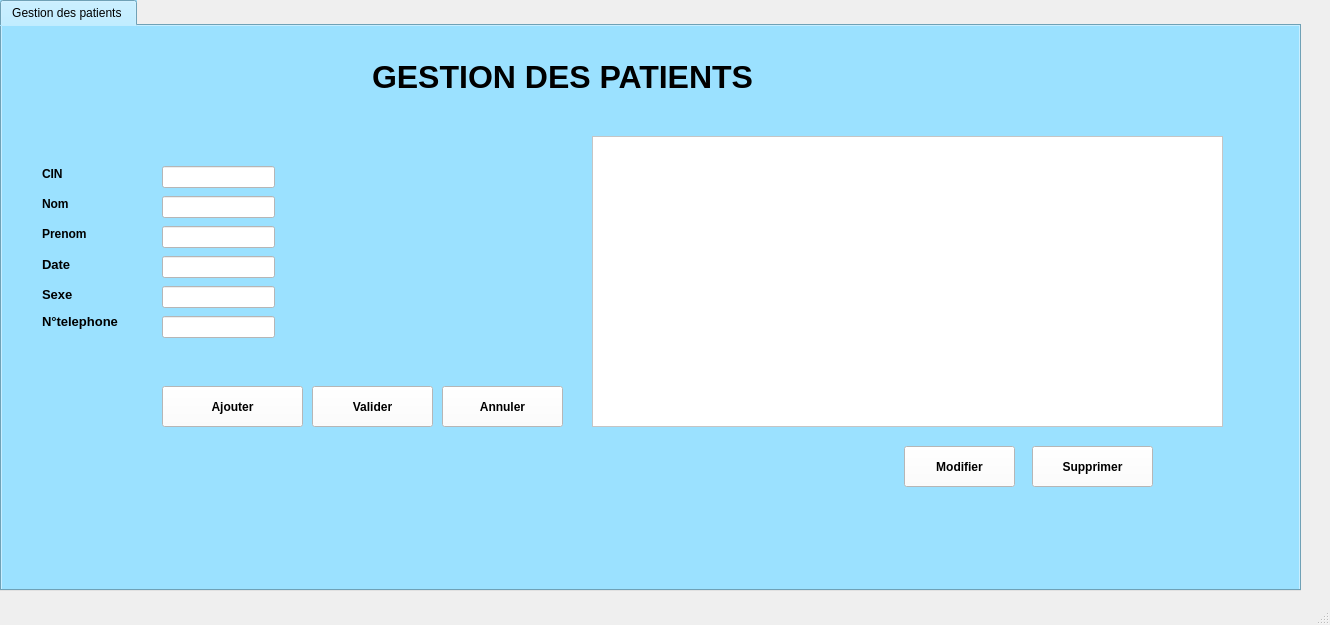
Old version of the form mainwindow.ui in the repository abderahmenabssi/ProjetCpp.
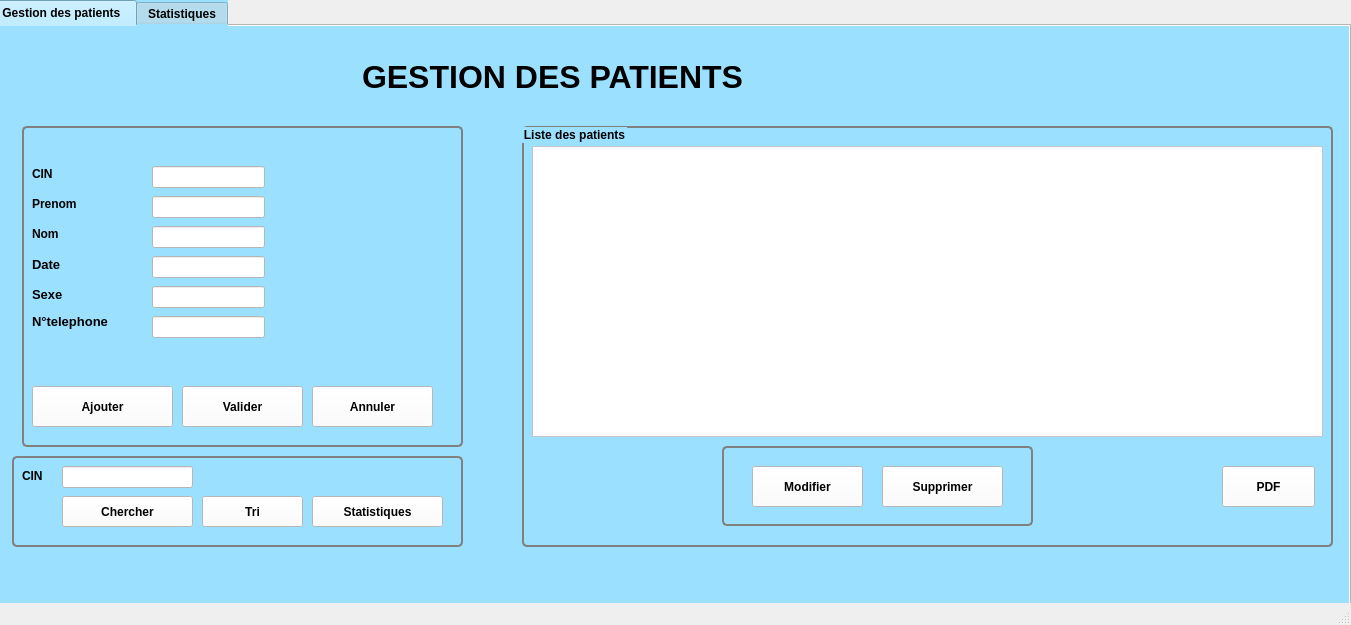
New version of the form. Icons and pictures are not drawn.

The edit to the form file:
```diff
--- a/mainwindow.ui
+++ b/mainwindow.ui
@@ -6,7 +6,7 @@
    <rect>
     <x>0</x>
     <y>0</y>
-    <width>1330</width>
+    <width>1351</width>
     <height>625</height>
    </rect>
   </property>
@@ -17,16 +17,31 @@
    <widget class="QTabWidget" name="tabWidget">
     <property name="geometry">
      <rect>
-      <x>0</x>
+      <x>-10</x>
       <y>0</y>
-      <width>1301</width>
-      <height>591</height>
+      <width>1361</width>
+      <height>631</height>
      </rect>
     </property>
+    <property name="font">
+     <font>
+      <weight>75</weight>
+      <bold>true</bold>
+     </font>
+    </property>
     <property name="styleSheet">
      <string notr="true">*{
 background-color:rgb(155, 225, 255);
 }
+
+
+QTabWidget{
+ qproperty-icon: url(:/gestion.png);
+ qproperty-iconSize: 30px 30px;
+text-align:center;
+color:black;
+background-color:white;
+}
 </string>
     </property>
     <property name="currentIndex">
@@ -73,29 +88,29 @@
        </font>
       </property>
       <property name="text">
-       <string>Nom</string>
-      </property>
-     </widget>
-     <widget class="QLabel" name="label_3">
-      <property name="geometry">
-       <rect>
-        <x>40</x>
-        <y>200</y>
-        <width>56</width>
-        <height>16</height>
-       </rect>
-      </property>
-      <property name="font">
-       <font>
-        <pointsize>9</pointsize>
-        <weight>75</weight>
-        <bold>true</bold>
-       </font>
-      </property>
-      <property name="text">
        <string>Prenom</string>
       </property>
      </widget>
+     <widget class="QLabel" name="label_3">
+      <property name="geometry">
+       <rect>
+        <x>40</x>
+        <y>200</y>
+        <width>56</width>
+        <height>16</height>
+       </rect>
+      </property>
+      <property name="font">
+       <font>
+        <pointsize>9</pointsize>
+        <weight>75</weight>
+        <bold>true</bold>
+       </font>
+      </property>
+      <property name="text">
+       <string>Nom</string>
+      </property>
+     </widget>
      <widget class="QLabel" name="label_4">
       <property name="geometry">
        <rect>
@@ -213,20 +228,6 @@
 </string>
       </property>
      </widget>
-     <widget class="QLineEdit" name="le_sexe">
-      <property name="geometry">
-       <rect>
-        <x>160</x>
-        <y>260</y>
-        <width>113</width>
-        <height>22</height>
-       </rect>
-      </property>
-      <property name="styleSheet">
-       <string notr="true">background-color:rgb(255, 255, 255)
-</string>
-      </property>
-     </widget>
      <widget class="QLineEdit" name="le_num">
       <property name="geometry">
        <rect>
@@ -243,7 +244,7 @@
      <widget class="QPushButton" name="pb_ajouter">
       <property name="geometry">
        <rect>
-        <x>160</x>
+        <x>40</x>
         <y>360</y>
         <width>141</width>
         <height>41</height>
@@ -262,7 +263,8 @@
 text-align:center;
 color:black;
 background-color:white;
-}</string>
+}
+QPushButton:pressed{background-color:rgb(68, 206, 101);}</string>
       </property>
       <property name="text">
        <string>Ajouter</string>
@@ -271,9 +273,9 @@
      <widget class="QTableView" name="tabPatient">
       <property name="geometry">
        <rect>
-        <x>590</x>
-        <y>110</y>
-        <width>631</width>
+        <x>540</x>
+        <y>120</y>
+        <width>791</width>
         <height>291</height>
        </rect>
       </property>
@@ -286,8 +288,8 @@
      <widget class="QPushButton" name="pb_modifier">
       <property name="geometry">
        <rect>
-        <x>902</x>
-        <y>420</y>
+        <x>760</x>
+        <y>440</y>
         <width>111</width>
         <height>41</height>
        </rect>
@@ -299,13 +301,15 @@
        </font>
       </property>
       <property name="styleSheet">
-       <string notr="true">QPushButton{
+       <string notr="true">
+QPushButton{
  qproperty-icon: url(:/modifier.png);
  qproperty-iconSize: 30px 30px;
 text-align:center;
 color:black;
 background-color:white;
-}</string>
+}
+QPushButton:pressed{background-color:rgb(91, 91, 255);}</string>
       </property>
       <property name="text">
        <string>Modifier</string>
@@ -314,8 +318,8 @@
      <widget class="QPushButton" name="pb_supprimer">
       <property name="geometry">
        <rect>
-        <x>1030</x>
-        <y>420</y>
+        <x>890</x>
+        <y>440</y>
         <width>121</width>
         <height>41</height>
        </rect>
@@ -336,7 +340,7 @@
 color:black;
 background-color:white;
 }
-</string>
+QPushButton:pressed{background-color:rgb(255, 85, 85);}</string>
       </property>
       <property name="text">
        <string>Supprimer</string>
@@ -345,7 +349,7 @@
      <widget class="QPushButton" name="pb_valider">
       <property name="geometry">
        <rect>
-        <x>310</x>
+        <x>190</x>
         <y>360</y>
         <width>121</width>
         <height>41</height>
@@ -377,7 +381,7 @@
      <widget class="QPushButton" name="pb_annuler">
       <property name="geometry">
        <rect>
-        <x>440</x>
+        <x>320</x>
         <y>360</y>
         <width>121</width>
         <height>41</height>
@@ -423,10 +427,281 @@
         <bold>true</bold>
        </font>
       </property>
+      <property name="styleSheet">
+       <string notr="true"/>
+      </property>
       <property name="text">
        <string>GESTION DES PATIENTS</string>
       </property>
      </widget>
+     <widget class="QGroupBox" name="rd_h">
+      <property name="geometry">
+       <rect>
+        <x>30</x>
+        <y>100</y>
+        <width>441</width>
+        <height>321</height>
+       </rect>
+      </property>
+      <property name="styleSheet">
+       <string notr="true">QGroupBox {
+    border: 2px solid gray;
+    border-radius: 5px;
+    font-weight: bold;
+}</string>
+      </property>
+      <property name="title">
+       <string/>
+      </property>
+      <widget class="QLineEdit" name="le_sexe">
+       <property name="geometry">
+        <rect>
+         <x>130</x>
+         <y>160</y>
+         <width>113</width>
+         <height>22</height>
+        </rect>
+       </property>
+       <property name="styleSheet">
+        <string notr="true">background-color:rgb(255, 255, 255)
+
+</string>
+       </property>
+      </widget>
+     </widget>
+     <widget class="QGroupBox" name="groupBox_2">
+      <property name="geometry">
+       <rect>
+        <x>530</x>
+        <y>100</y>
+        <width>811</width>
+        <height>421</height>
+       </rect>
+      </property>
+      <property name="styleSheet">
+       <string notr="true">QGroupBox {
+    border: 2px solid gray;
+    border-radius: 5px;
+    font-weight: bold;
+}</string>
+      </property>
+      <property name="title">
+       <string>Liste des patients</string>
+      </property>
+      <widget class="QGroupBox" name="groupBox_3">
+       <property name="geometry">
+        <rect>
+         <x>200</x>
+         <y>320</y>
+         <width>311</width>
+         <height>80</height>
+        </rect>
+       </property>
+       <property name="title">
+        <string/>
+       </property>
+      </widget>
+      <widget class="QPushButton" name="pb_pdf">
+       <property name="geometry">
+        <rect>
+         <x>700</x>
+         <y>340</y>
+         <width>93</width>
+         <height>41</height>
+        </rect>
+       </property>
+       <property name="font">
+        <font>
+         <pointsize>9</pointsize>
+         <weight>75</weight>
+         <bold>true</bold>
+        </font>
+       </property>
+       <property name="styleSheet">
+        <string notr="true">
+
+QPushButton{
+ qproperty-icon: url(:/pdf.png);
+ qproperty-iconSize: 30px 30px;
+text-align:center;
+color:black;
+background-color:white;
+}
+QPushButton:pressed{background-color:rgb(68, 206, 101);}</string>
+       </property>
+       <property name="text">
+        <string>PDF</string>
+       </property>
+      </widget>
+     </widget>
+     <widget class="QGroupBox" name="groupBox_4">
+      <property name="geometry">
+       <rect>
+        <x>20</x>
+        <y>430</y>
+        <width>451</width>
+        <height>91</height>
+       </rect>
+      </property>
+      <property name="styleSheet">
+       <string notr="true">QGroupBox {
+    border: 2px solid gray;
+    border-radius: 5px;
+    font-weight: bold;
+}
+</string>
+      </property>
+      <property name="title">
+       <string/>
+      </property>
+      <widget class="QLabel" name="label_7">
+       <property name="geometry">
+        <rect>
+         <x>10</x>
+         <y>10</y>
+         <width>31</width>
+         <height>20</height>
+        </rect>
+       </property>
+       <property name="font">
+        <font>
+         <weight>75</weight>
+         <bold>true</bold>
+        </font>
+       </property>
+       <property name="text">
+        <string>CIN</string>
+       </property>
+      </widget>
+      <widget class="QLineEdit" name="le_cherche">
+       <property name="geometry">
+        <rect>
+         <x>50</x>
+         <y>10</y>
+         <width>131</width>
+         <height>22</height>
+        </rect>
+       </property>
+       <property name="styleSheet">
+        <string notr="true">QLineEdit{
+background-color:white;}</string>
+       </property>
+       <property name="text">
+        <string/>
+       </property>
+      </widget>
+      <widget class="QPushButton" name="pb_chercher">
+       <property name="geometry">
+        <rect>
+         <x>50</x>
+         <y>40</y>
+         <width>131</width>
+         <height>31</height>
+        </rect>
+       </property>
+       <property name="font">
+        <font>
+         <weight>75</weight>
+         <bold>true</bold>
+        </font>
+       </property>
+       <property name="styleSheet">
+        <string notr="true">
+QPushButton{
+ qproperty-icon: url(:/chercher.png);
+ qproperty-iconSize: 30px 30px;
+text-align:center;
+color:black;
+background-color:white;
+}</string>
+       </property>
+       <property name="text">
+        <string>Chercher</string>
+       </property>
+      </widget>
+      <widget class="QPushButton" name="pb_tri">
+       <property name="geometry">
+        <rect>
+         <x>190</x>
+         <y>40</y>
+         <width>101</width>
+         <height>31</height>
+        </rect>
+       </property>
+       <property name="font">
+        <font>
+         <pointsize>9</pointsize>
+         <weight>75</weight>
+         <bold>true</bold>
+        </font>
+       </property>
+       <property name="styleSheet">
+        <string notr="true">
+QPushButton{
+ qproperty-icon: url(:/tri.png);
+ qproperty-iconSize: 30px 30px;
+text-align:center;
+color:black;
+background-color:white;
+}
+QPushButton:pressed{background-color:rgb(68, 206, 101);}</string>
+       </property>
+       <property name="text">
+        <string>Tri</string>
+       </property>
+      </widget>
+      <widget class="QPushButton" name="pb_stat">
+       <property name="geometry">
+        <rect>
+         <x>300</x>
+         <y>40</y>
+         <width>131</width>
+         <height>31</height>
+        </rect>
+       </property>
+       <property name="font">
+        <font>
+         <pointsize>9</pointsize>
+         <weight>75</weight>
+         <bold>true</bold>
+        </font>
+       </property>
+       <property name="styleSheet">
+        <string notr="true">
+QPushButton{
+ qproperty-icon: url(:/stat.png);
+ qproperty-iconSize: 30px 30px;
+text-align:center;
+color:black;
+background-color:white;
+}
+QPushButton:pressed{background-color:rgb(68, 206, 101);}</string>
+       </property>
+       <property name="text">
+        <string>Statistiques</string>
+       </property>
+      </widget>
+     </widget>
+     <widget class="QLabel" name="label_8">
+      <property name="geometry">
+       <rect>
+        <x>270</x>
+        <y>30</y>
+        <width>101</width>
+        <height>41</height>
+       </rect>
+      </property>
+      <property name="styleSheet">
+       <string notr="true">QLabel{
+image: url(:/gestion.png);}</string>
+      </property>
+      <property name="text">
+       <string/>
+      </property>
+     </widget>
+     <zorder>groupBox_4</zorder>
+     <zorder>groupBox_2</zorder>
+     <zorder>rd_h</zorder>
      <zorder>tabPatient</zorder>
      <zorder>label</zorder>
      <zorder>label_2</zorder>
@@ -446,6 +721,78 @@
      <zorder>label_27</zorder>
      <zorder>le_num</zorder>
      <zorder>pb_ajouter</zorder>
+     <zorder>label_8</zorder>
+    </widget>
+    <widget class="QWidget" name="tab_2">
+     <attribute name="title">
+      <string>Statistiques</string>
+     </attribute>
+     <widget class="QWidget" name="verticalLayoutWidget">
+      <property name="geometry">
+       <rect>
+        <x>50</x>
+        <y>50</y>
+        <width>581</width>
+        <height>291</height>
+       </rect>
+      </property>
+      <layout class="QVBoxLayout" name="verticalLayout"/>
+     </widget>
+     <widget class="QGroupBox" name="groupBox">
+      <property name="geometry">
+       <rect>
+        <x>30</x>
+        <y>20</y>
+        <width>621</width>
+        <height>341</height>
+       </rect>
+      </property>
+      <property name="styleSheet">
+       <string notr="true">QGroupBox {
+    border: 2px solid gray;
+    border-radius: 5px;
+    font-weight: bold;
+}</string>
+      </property>
+      <property name="title">
+       <string>Statistiques</string>
+      </property>
+     </widget>
+     <widget class="QWidget" name="verticalLayoutWidget_2">
+      <property name="geometry">
+       <rect>
+        <x>700</x>
+        <y>50</y>
+        <width>631</width>
+        <height>291</height>
+       </rect>
+      </property>
+      <layout class="QVBoxLayout" name="verticalLayout_2"/>
+     </widget>
+     <widget class="QGroupBox" name="groupBox_5">
+      <property name="geometry">
+       <rect>
+        <x>680</x>
+        <y>20</y>
+        <width>671</width>
+        <height>341</height>
+       </rect>
+      </property>
+      <property name="styleSheet">
+       <string notr="true">QGroupBox {
+    border: 2px solid gray;
+    border-radius: 5px;
+    font-weight: bold;
+}</string>
+      </property>
+      <property name="title">
+       <string>Statistiques</string>
+      </property>
+     </widget>
+     <zorder>groupBox_5</zorder>
+     <zorder>groupBox</zorder>
+     <zorder>verticalLayoutWidget</zorder>
+     <zorder>verticalLayoutWidget_2</zorder>
     </widget>
    </widget>
   </widget>
```
Left out of the diff: 4 changed lines with no effect on the pictures.
